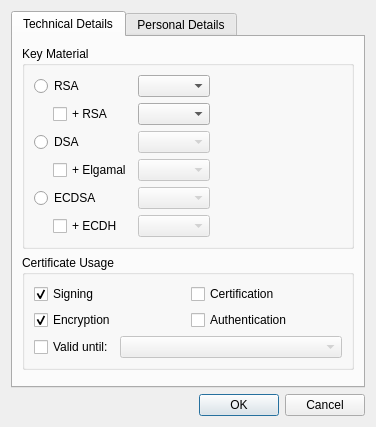
This is src/newcertificatewizard/advancedsettingsdialog.ui in sensama/kleopatra as Qt 5 draws it before an edit. The edited form follows.
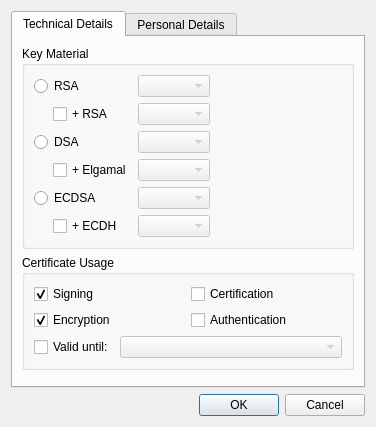
This is the edited form. Custom widgets are drawn as their Qt base class.

Commit message:
Disable all key strength combo boxes by default
They will be enabled/disabled automatically if the corresponding
radio button or check box is toggled. Initially, they all need to be
disabled becauce no radio button or check box is checked.

GnuPG-bug-id: 5832

Diff of the .ui file:
```diff
--- a/src/newcertificatewizard/advancedsettingsdialog.ui
+++ b/src/newcertificatewizard/advancedsettingsdialog.ui
@@ -38,7 +38,11 @@
            </widget>
           </item>
           <item row="0" column="2">
-           <widget class="QComboBox" name="rsaKeyStrengthCB"/>
+           <widget class="QComboBox" name="rsaKeyStrengthCB">
+            <property name="enabled">
+             <bool>false</bool>
+            </property>
+           </widget>
           </item>
           <item row="0" column="3">
            <spacer name="horizontalSpacer">
@@ -64,7 +68,11 @@
            </widget>
           </item>
           <item row="1" column="2">
-           <widget class="QComboBox" name="rsaKeyStrengthSubCB"/>
+           <widget class="QComboBox" name="rsaKeyStrengthSubCB">
+            <property name="enabled">
+             <bool>false</bool>
+            </property>
+           </widget>
           </item>
           <item row="2" column="0" colspan="2">
            <widget class="QRadioButton" name="dsaRB">
```
